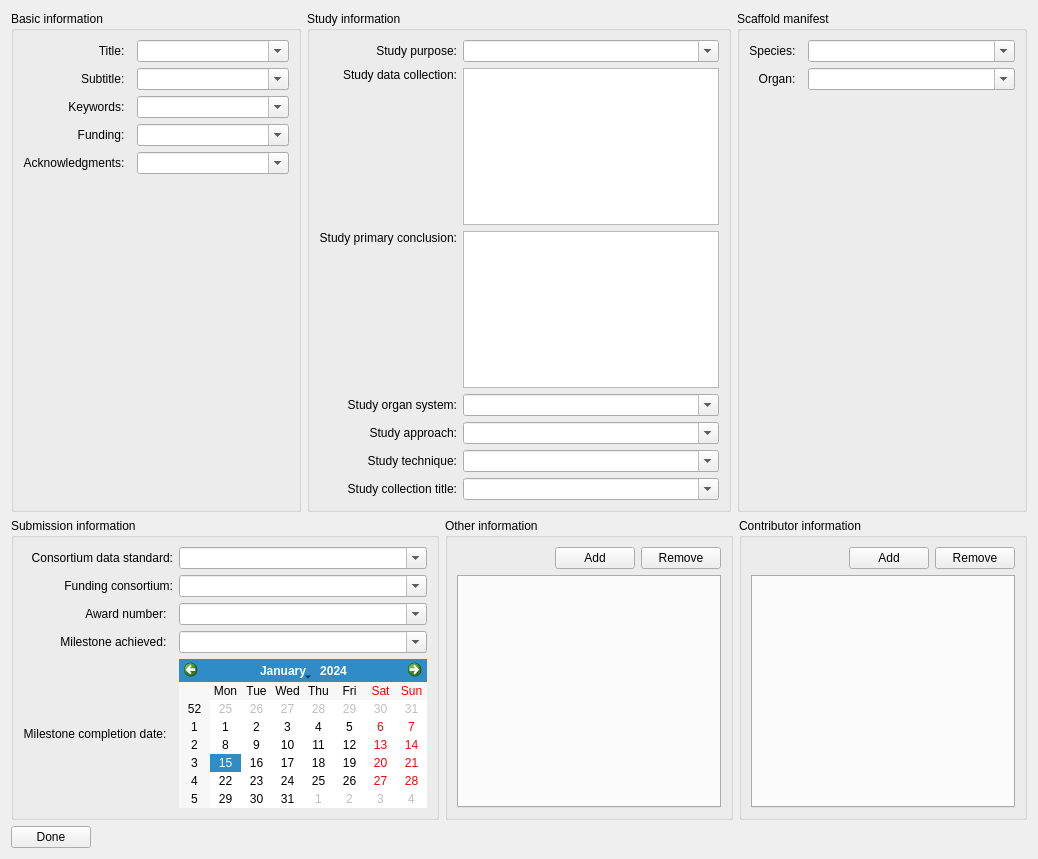
Above: mapclientplugins/generatesdsstep/qt/generatesdswidget.ui from mapclient-plugins/mapclientplugins.generatesds before the change. Below: the same form after it.
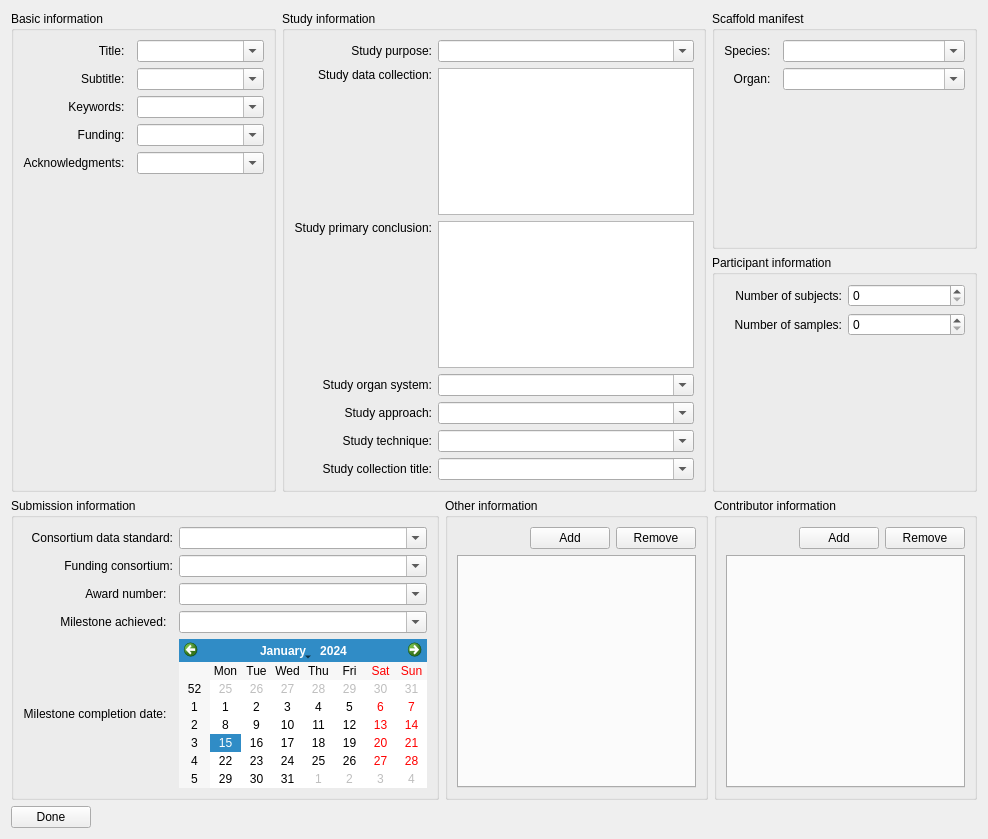
That is the form after the change.

Commit message: Add participant information user interface.

What changed in the file:
```diff
--- a/mapclientplugins/generatesdsstep/qt/generatesdswidget.ui
+++ b/mapclientplugins/generatesdsstep/qt/generatesdswidget.ui
@@ -6,14 +6,14 @@
    <rect>
     <x>0</x>
     <y>0</y>
-    <width>1038</width>
-    <height>859</height>
+    <width>988</width>
+    <height>839</height>
    </rect>
   </property>
   <property name="windowTitle">
    <string>GenerateSDS Widget</string>
   </property>
-  <layout class="QVBoxLayout" name="verticalLayout_2">
+  <layout class="QVBoxLayout" name="verticalLayout_4">
    <item>
     <layout class="QHBoxLayout" name="horizontalLayout_4">
      <item>
@@ -364,7 +364,9 @@
       </widget>
      </item>
      <item>
-      <widget class="QGroupBox" name="groupBoxManifest">
+      <layout class="QVBoxLayout" name="verticalLayout_2">
+       <item>
+        <widget class="QGroupBox" name="groupBoxScaffoldManifest">
        <property name="title">
         <string>Scaffold manifest</string>
        </property>
@@ -442,6 +444,56 @@
         </item>
        </layout>
       </widget>
+       </item>
+       <item>
+        <widget class="QGroupBox" name="groupBoxParticipantInformation">
+         <property name="title">
+          <string>Participant information</string>
+         </property>
+         <layout class="QGridLayout" name="gridLayout_5">
+          <item row="0" column="1">
+           <widget class="QSpinBox" name="spinBox__dataset_description__Number_of_subjects"/>
+          </item>
+          <item row="1" column="1">
+           <widget class="QSpinBox" name="spinBox__dataset_description__Number_of_samples"/>
+          </item>
+          <item row="1" column="0">
+           <widget class="QLabel" name="labelNumberOfSamples">
+            <property name="text">
+             <string>Number of samples:</string>
+            </property>
+            <property name="alignment">
+             <set>Qt::AlignmentFlag::AlignRight|Qt::AlignmentFlag::AlignTrailing|Qt::AlignmentFlag::AlignVCenter</set>
+            </property>
+           </widget>
+          </item>
+          <item row="0" column="0">
+           <widget class="QLabel" name="labelNumberOfSubjects">
+            <property name="text">
+             <string>Number of subjects:</string>
+            </property>
+            <property name="alignment">
+             <set>Qt::AlignmentFlag::AlignRight|Qt::AlignmentFlag::AlignTrailing|Qt::AlignmentFlag::AlignVCenter</set>
+            </property>
+           </widget>
+          </item>
+          <item row="2" column="0">
+           <spacer name="verticalSpacer_4">
+            <property name="orientation">
+             <enum>Qt::Orientation::Vertical</enum>
+            </property>
+            <property name="sizeHint" stdset="0">
+             <size>
+              <width>20</width>
+              <height>40</height>
+             </size>
+            </property>
+           </spacer>
+          </item>
+         </layout>
+        </widget>
+       </item>
+      </layout>
      </item>
     </layout>
    </item>
```
Lines whose indentation alone changed are shown as unchanged. The commit also changes 2 other files.
